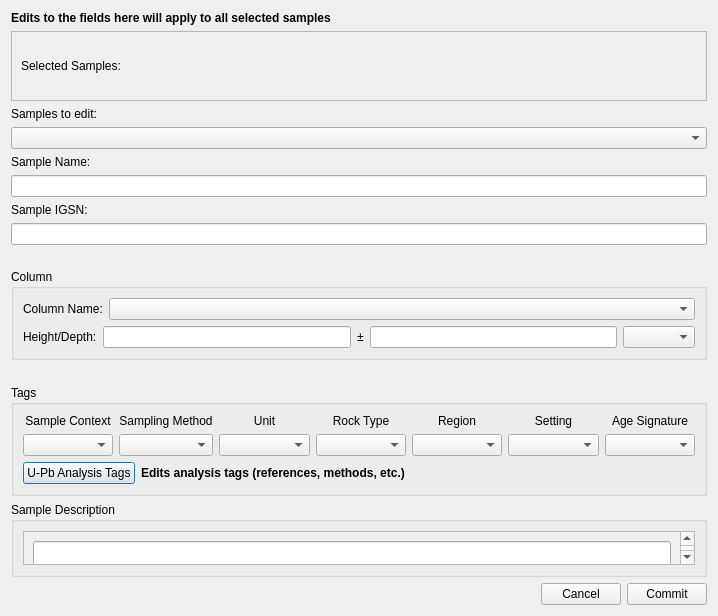
The window that ui/SampleInformation.ui (kathrynmetcalf/GeoCORK) describes before a commit, drawn with Qt 5.
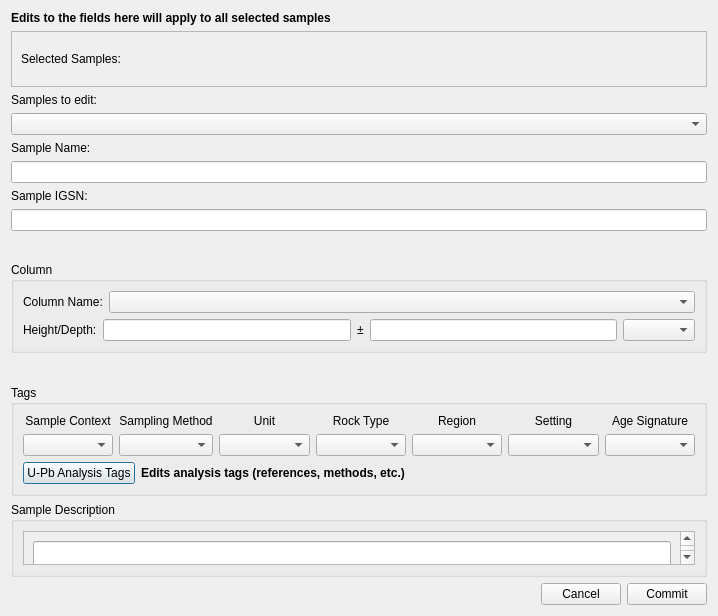
The same window after the commit. Custom widgets are drawn as their Qt base class.

Commit message: SampleInformation.py now pulls from all fields from uncommited data. Small edit to stop looping context menu actions in CheckableTreeComboBox. Small edit to work on SampleInformation window display on smaller screens. Fixed sorting issue in edit tables and views.

```diff
--- a/ui/SampleInformation.ui
+++ b/ui/SampleInformation.ui
@@ -51,11 +51,17 @@
        <item>
         <widget class="QScrollArea" name="scrollArea">
          <property name="sizePolicy">
-          <sizepolicy hsizetype="Preferred" vsizetype="Preferred">
+          <sizepolicy hsizetype="Preferred" vsizetype="Minimum">
            <horstretch>0</horstretch>
            <verstretch>0</verstretch>
           </sizepolicy>
          </property>
+         <property name="minimumSize">
+          <size>
+           <width>0</width>
+           <height>24</height>
+          </size>
+         </property>
          <property name="widgetResizable">
           <bool>true</bool>
          </property>
@@ -64,19 +70,25 @@
            <rect>
             <x>0</x>
             <y>0</y>
-            <width>692</width>
-            <height>57</height>
+            <width>676</width>
+            <height>42</height>
            </rect>
           </property>
-          <layout class="QHBoxLayout" name="horizontalLayout_2">
+          <layout class="QVBoxLayout" name="verticalLayout_11">
            <item>
             <widget class="QLabel" name="selected_sample_label">
              <property name="sizePolicy">
-              <sizepolicy hsizetype="Preferred" vsizetype="Preferred">
+              <sizepolicy hsizetype="Preferred" vsizetype="Minimum">
                <horstretch>0</horstretch>
                <verstretch>0</verstretch>
               </sizepolicy>
              </property>
+             <property name="minimumSize">
+              <size>
+               <width>0</width>
+               <height>24</height>
+              </size>
+             </property>
              <property name="text">
               <string>Selected Samples:</string>
              </property>
```
The commit also changes 4 other files.
